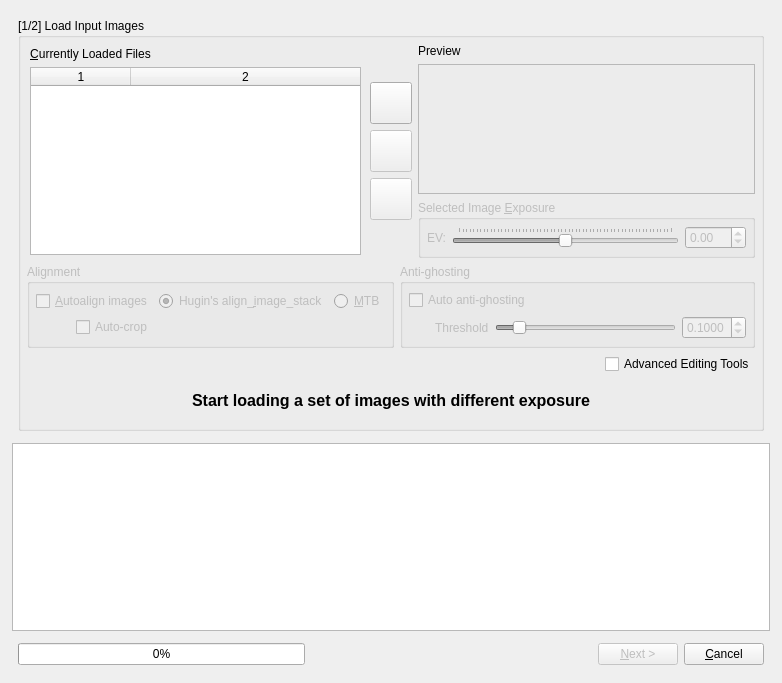
LuminanceHDR/LuminanceHDR, file src/HdrWizard/HdrWizard.ui: the form before one commit.
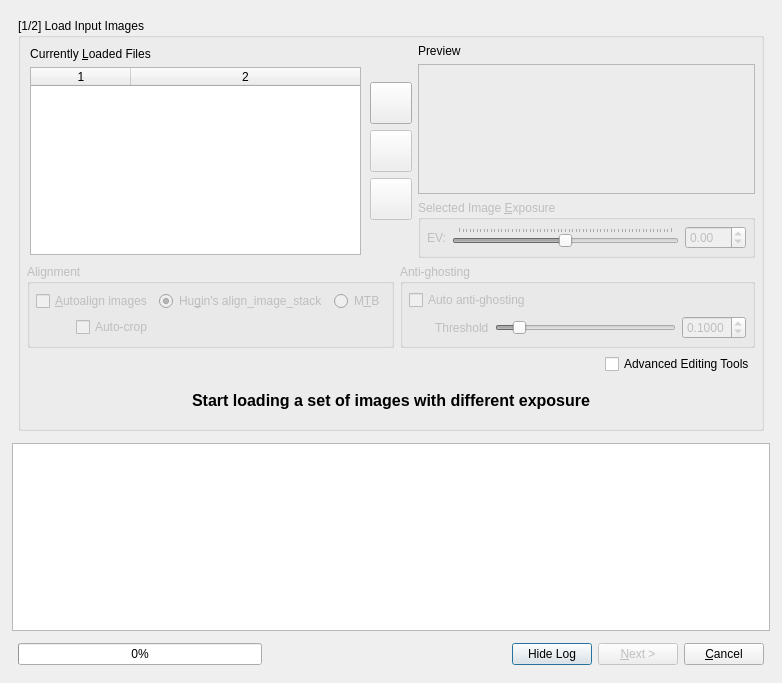
The form after the commit. Icons and pictures are not drawn.

Commit message: [HdrWizard]: add button for hiding alignement log

The edit to the form file:
```diff
--- a/src/HdrWizard/HdrWizard.ui
+++ b/src/HdrWizard/HdrWizard.ui
@@ -77,7 +77,7 @@
                        </size>
                       </property>
                       <property name="text">
-                       <string>&amp;Currently Loaded Files</string>
+                       <string>Currently &amp;Loaded Files</string>
                       </property>
                       <property name="alignment">
                        <set>Qt::AlignCenter</set>
@@ -398,7 +398,7 @@
                         <bool>false</bool>
                        </property>
                        <property name="text">
-                        <string>&amp;MTB</string>
+                        <string>M&amp;TB</string>
                        </property>
                       </widget>
                      </item>
@@ -424,7 +424,7 @@
                         <bool>false</bool>
                        </property>
                        <property name="text">
-                        <string>Hugin's align_&amp;image_stack</string>
+                        <string>Hu&amp;gin's align_image_stack</string>
                        </property>
                        <property name="checked">
                         <bool>true</bool>
@@ -1000,6 +1000,16 @@
          </property>
         </spacer>
        </item>
+       <item>
+        <widget class="QPushButton" name="HideLogButton">
+         <property name="text">
+          <string>Hide Log</string>
+         </property>
+         <property name="checkable">
+          <bool>true</bool>
+         </property>
+        </widget>
+       </item>
        <item>
         <widget class="QPushButton" name="NextFinishButton">
          <property name="enabled">
```
Left out of the diff: 136 changed lines with no effect on the pictures. The commit also changes 3 other files.
